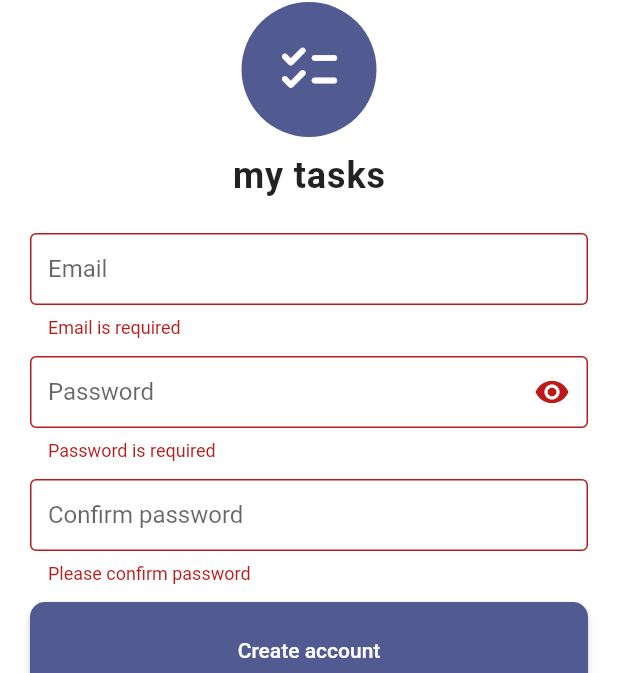
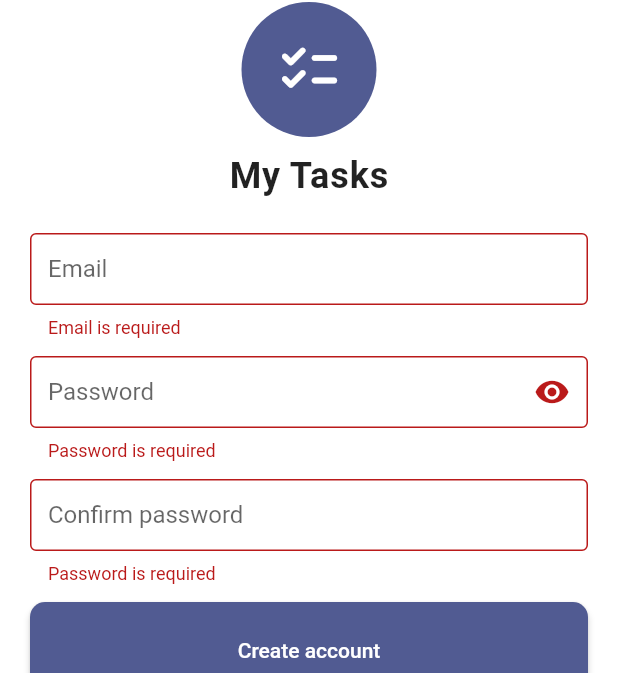
Before and after one commit to MohdMuslim92/my_tasks, a Flutter app: the RegisterScreen screen opened by its route, after a tap on "Create account", on a phone screen of 412 x 824 dp. Shown: the part 265-938 px from the top of the screen. Run offline on Flutter 3.47's test engine with Material 3 defaults, Android fonts, the phone set to English and light mode, and no system bars; our stand-ins replace cloud_firestore, firebase_auth, firebase_core, shared_preferences; accounts and stored records are empty.

Commit message:
feat(i18n): replace all hardcoded texts with localization using AppLocalizations

```diff
--- a/lib/screens/register_screen.dart
+++ b/lib/screens/register_screen.dart
@@ -1,4 +1,5 @@
 import 'package:flutter/material.dart';
+import 'package:my_tasks/l10n/app_localizations.dart';
 import 'package:my_tasks/providers/task_provider.dart';
 import 'package:my_tasks/screens/task_list_screen.dart';
 import 'package:my_tasks/services/auth_service.dart';
@@ -12,6 +13,7 @@ class RegisterScreen extends StatelessWidget {
 
   @override
   Widget build(BuildContext context) {
+    final loc = AppLocalizations.of(context)!;
     final auth = Provider.of<AuthService>(context, listen: false);
     final tasks = Provider.of<TaskProvider>(context, listen: false);
 
@@ -24,7 +26,7 @@ class RegisterScreen extends StatelessWidget {
     }
 
     return Scaffold(
-      appBar: AppBar(title: const Text('Create account')),
+      appBar: AppBar(title: Text(loc.createAccount)),
       body: Center(
         child: SingleChildScrollView(
           padding: const EdgeInsets.symmetric(horizontal: 20),
@@ -36,7 +38,7 @@ class RegisterScreen extends StatelessWidget {
                 const SizedBox(height: 24),
                 AuthForm(
                   isRegister: true,
-                  submitLabel: 'Create account',
+                  submitLabel: loc.createAccount,
                   onSubmit: _onSubmit,
                 ),
                 const SizedBox(height: 12),
@@ -44,7 +46,7 @@ class RegisterScreen extends StatelessWidget {
                   onPressed: () {
                     Navigator.of(context).pop();
                   },
-                  child: const Text('Already have an account? Sign in'),
+                  child: Text(loc.alreadyHaveAccount),
                 ),
               ],
             ),
--- a/lib/widgets/app_logo.dart
+++ b/lib/widgets/app_logo.dart
@@ -1,4 +1,5 @@
 import 'package:flutter/material.dart';
+import 'package:my_tasks/l10n/app_localizations.dart';
 
 class AppLogo extends StatelessWidget {
   final double size;
@@ -7,6 +8,8 @@ class AppLogo extends StatelessWidget {
 
   @override
   Widget build(BuildContext context) {
+    final loc = AppLocalizations.of(context)!;
+
     return Column(
       mainAxisSize: MainAxisSize.min,
       children: [
@@ -22,7 +25,7 @@ class AppLogo extends StatelessWidget {
         if (showText) ...[
           const SizedBox(height: 12),
           Text(
-            'my tasks',
+            loc.appLogo,
             style: Theme.of(context).textTheme.headlineSmall?.copyWith(
                   fontWeight: FontWeight.bold,
                   letterSpacing: 0.6,
--- a/lib/widgets/auth_form.dart
+++ b/lib/widgets/auth_form.dart
@@ -1,5 +1,6 @@
 import 'package:firebase_auth/firebase_auth.dart';
 import 'package:flutter/material.dart';
+import 'package:my_tasks/l10n/app_localizations.dart';
 
 typedef AuthFormSubmit = Future<void> Function({
   required String email,
@@ -89,30 +90,31 @@ class _AuthFormState extends State<AuthForm> {
   }
 
   String _friendlyFirebaseAuthMessage(FirebaseAuthException e) {
+    final loc = AppLocalizations.of(context)!;
     if (!widget.isRegister) {
       const loginGeneric = 'Invalid email or password.';
       switch (e.code) {
         case 'user-not-found':
         case 'wrong-password':
         case 'invalid-email':
-          return loginGeneric;
+          return loc.authInvalidCredentials;
         case 'too-many-requests':
-          return 'Too many attempts. Please try again later.';
+          return loc.authTooManyRequests;
         default:
-          return 'Authentication failed. Please check your credentials.';
+          return loc.authGenericFailure;
       }
     } else {
       switch (e.code) {
         case 'email-already-in-use':
-          return 'This email is already in use. Try signing in or use a different email.';
+          return loc.registerEmailInUse;
         case 'invalid-email':
-          return 'Enter a valid email address.';
+          return loc.registerInvalidEmail;
         case 'weak-password':
-          return 'Password is too weak. Use a stronger password (6+ chars).';
+          return loc.registerWeakPassword;
         case 'operation-not-allowed':
-          return 'Email/password sign-in is not enabled.';
+          return loc.registerOperationNotAllowed;
         default:
-          return 'Registration failed. Please try again.';
+          return loc.registerGenericFailure;
       }
     }
   }
@@ -126,7 +128,7 @@ class _AuthFormState extends State<AuthForm> {
 
     if (widget.isRegister) {
       if (_confirmCtl.text != password) {
-        setState(() => _error = 'Passwords do not match');
+        setState(() => _error = AppLocalizations.of(context)!.passwordsDoNotMatch);
         return;
       }
     }
@@ -141,7 +143,7 @@ class _AuthFormState extends State<AuthForm> {
       setState(() => _error = _friendlyFirebaseAuthMessage(e));
     } catch (e) {
       // Generic fallback for network / unexpected errors
-      setState(() => _error = 'Something went wrong. Please try again.');
+      setState(() => _error = AppLocalizations.of(context)!.unexpectedError);
     } finally {
       if (mounted) setState(() => _loading = false);
     }
@@ -157,6 +159,8 @@ class _AuthFormState extends State<AuthForm> {
 
   @override
   Widget build(BuildContext context) {
+    final loc = AppLocalizations.of(context)!;
+    const minLen = 4;
     return Form(
       key: _formKey,
       child: Column(
@@ -165,11 +169,11 @@ class _AuthFormState extends State<AuthForm> {
           TextFormField(
             controller: _emailCtl,
             keyboardType: TextInputType.emailAddress,
-            decoration: _inputDecoration('Email'),
+            decoration: _inputDecoration(loc.emailLabel),
             validator: (v) {
-              if (v == null || v.trim().isEmpty) return 'Email is required';
+              if (v == null || v.trim().isEmpty) return loc.emailRequired;
               final regex = RegExp(r'^[\w-\.]+@([\w-]+\.)+[\w-]{2,4}$');
-              if (!regex.hasMatch(v.trim())) return 'Enter a valid email';
+              if (!regex.hasMatch(v.trim())) return loc.enterValidEmail;
               return null;
             },
             enabled: !_loading,
@@ -180,16 +184,16 @@ class _AuthFormState extends State<AuthForm> {
           TextFormField(
             controller: _passCtl,
             obscureText: _obscure,
-            decoration: _inputDecoration('Password').copyWith(
+            decoration: _inputDecoration(loc.passwordLabel).copyWith(
               suffixIcon: IconButton(
-                tooltip: _obscure ? 'Show password' : 'Hide password',
+                tooltip: _obscure ? loc.showPassword : loc.hidePassword,
                 icon: Icon(_obscure ? Icons.visibility : Icons.visibility_off),
                 onPressed: () => setState(() => _obscure = !_obscure),
               ),
             ),
             validator: (v) {
-              if (v == null || v.isEmpty) return 'Password is required';
-              if (v.length < 4) return 'Password must be 4+ chars';
+              if (v == null || v.isEmpty) return loc.passwordRequired;
+              if (v.length < minLen) return loc.passwordMinLength(minLen);
               return null;
             },
             enabled: !_loading,
@@ -203,10 +207,10 @@ class _AuthFormState extends State<AuthForm> {
                 TextFormField(
                   controller: _confirmCtl,
                   obscureText: _obscure,
-                  decoration: _inputDecoration('Confirm password'),
+                  decoration: _inputDecoration(loc.confirmPasswordLabel),
                   validator: (v) {
-                    if (v == null || v.isEmpty) return 'Please confirm password';
-                    if (v.length < 4) return 'Password must be 4+ chars';
+                    if (v == null || v.isEmpty) return loc.passwordRequired;
+                    if (v.length < minLen) return loc.passwordMinLength(minLen);
                     return null;
                   },
                   enabled: !_loading,
```
Also changed, not shown: lib/screens/add_edit_task_screen.dart (+8 -8 lines), lib/screens/login_screen.dart (+10 -6 lines), lib/screens/task_list_screen.dart (+20 -22 lines), lib/widgets/task_card.dart (+22 -14 lines), lib/widgets/task_form.dart (+36 -17 lines).
